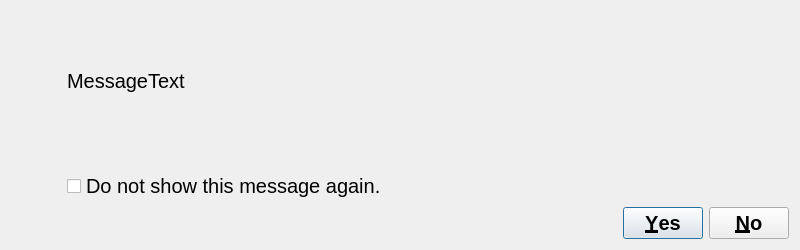
The window that src/gui/qt/gui_800x480/mymessagedialog_800x480.ui (pokerth/pokerth) describes before a commit, drawn with Qt 5.
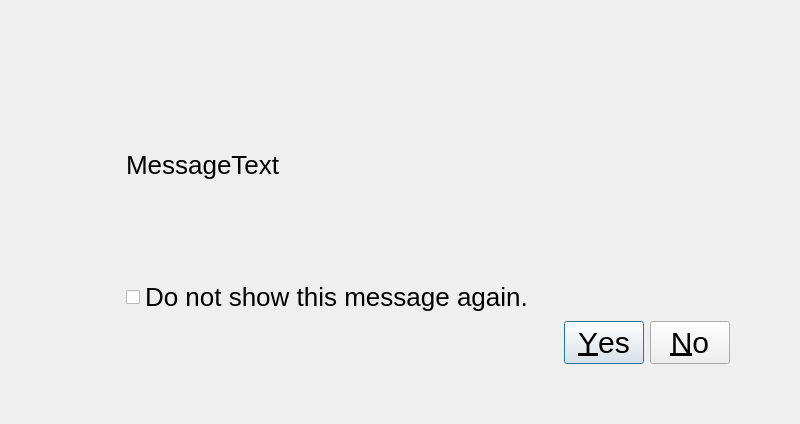
The same window after the commit.

Commit message: Next steps for android gui changes

What changed in the file:
```diff
--- a/src/gui/qt/gui_800x480/mymessagedialog_800x480.ui
+++ b/src/gui/qt/gui_800x480/mymessagedialog_800x480.ui
@@ -7,30 +7,39 @@
     <x>0</x>
     <y>0</y>
     <width>800</width>
-    <height>250</height>
+    <height>424</height>
    </rect>
   </property>
+  <property name="sizePolicy">
+   <sizepolicy hsizetype="MinimumExpanding" vsizetype="MinimumExpanding">
+    <horstretch>0</horstretch>
+    <verstretch>0</verstretch>
+   </sizepolicy>
+  </property>
   <property name="minimumSize">
    <size>
     <width>800</width>
-    <height>250</height>
-   </size>
-  </property>
-  <property name="maximumSize">
-   <size>
-    <width>800</width>
-    <height>250</height>
+    <height>424</height>
    </size>
   </property>
   <property name="windowTitle">
    <string>Dialog</string>
   </property>
   <property name="styleSheet">
-   <string notr="true">QObject {font: 20px}</string>
+   <string notr="true">QObject {font: 26px}</string>
   </property>
   <layout class="QGridLayout">
+   <property name="leftMargin">
+    <number>70</number>
+   </property>
    <property name="topMargin">
-    <number>9</number>
+    <number>70</number>
+   </property>
+   <property name="rightMargin">
+    <number>70</number>
+   </property>
+   <property name="bottomMargin">
+    <number>60</number>
    </property>
    <item row="0" column="0">
     <widget class="QLabel" name="label_icon">
@@ -77,7 +86,7 @@
      <item row="3" column="0">
       <widget class="QDialogButtonBox" name="buttonBox">
        <property name="styleSheet">
-        <string notr="true">QObject {font: bold 20px}</string>
+        <string notr="true">QObject {font: 30px}</string>
        </property>
        <property name="orientation">
         <enum>Qt::Horizontal</enum>
```
The commit also changes 6 other files.
